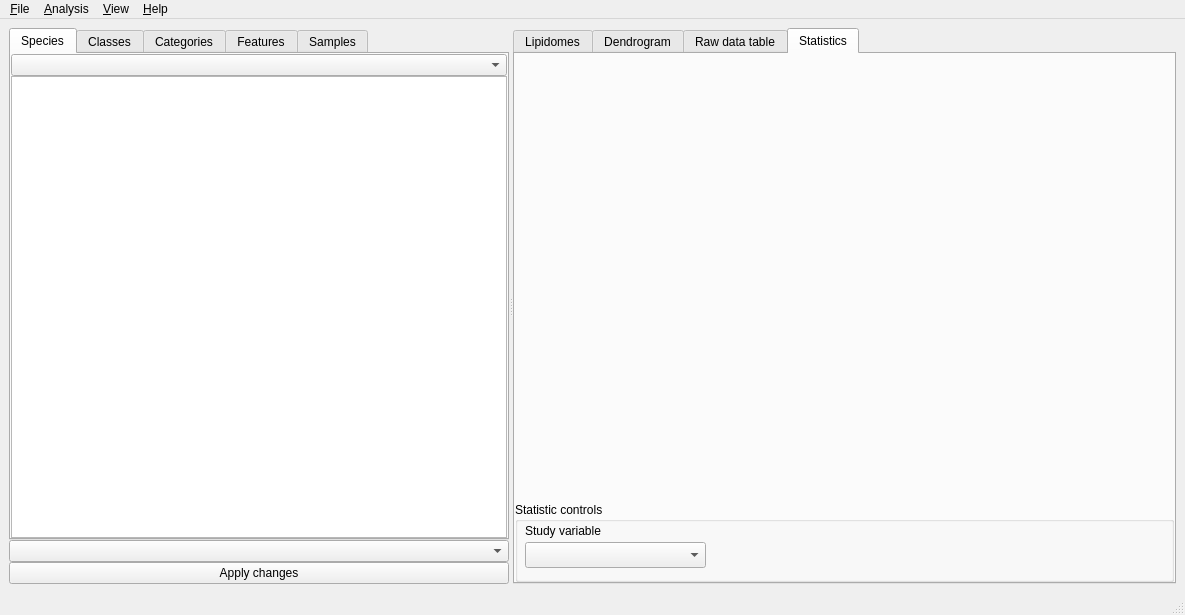
lifs-tools/lipidspace, file ui/lipidspacegui.ui: the form before one commit.
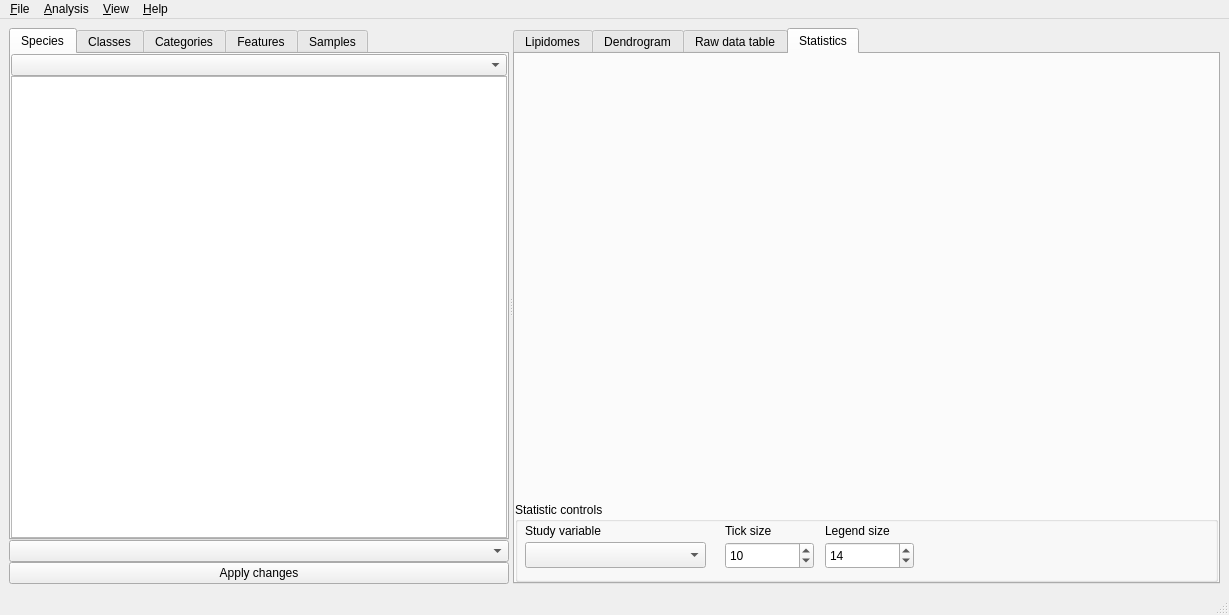
The form after the commit. The open tabs and pages were chosen to show the change. Custom widgets are drawn as their Qt base class.

Commit message: added some GUI controls for font sizes

Diff of the .ui file:
```diff
--- a/ui/lipidspacegui.ui
+++ b/ui/lipidspacegui.ui
@@ -6,7 +6,7 @@
    <rect>
     <x>0</x>
     <y>0</y>
-    <width>1185</width>
+    <width>1229</width>
     <height>615</height>
    </rect>
   </property>
@@ -513,6 +513,76 @@
              <string>Study variable</string>
             </property>
            </widget>
+           <widget class="QSpinBox" name="tickSizeSpinBox">
+            <property name="geometry">
+             <rect>
+              <x>210</x>
+              <y>40</y>
+              <width>89</width>
+              <height>27</height>
+             </rect>
+            </property>
+            <property name="suffix">
+             <string/>
+            </property>
+            <property name="minimum">
+             <number>1</number>
+            </property>
+            <property name="maximum">
+             <number>200</number>
+            </property>
+            <property name="value">
+             <number>10</number>
+            </property>
+           </widget>
+           <widget class="QSpinBox" name="legendSizeSpinBox">
+            <property name="geometry">
+             <rect>
+              <x>310</x>
+              <y>40</y>
+              <width>89</width>
+              <height>27</height>
+             </rect>
+            </property>
+            <property name="suffix">
+             <string/>
+            </property>
+            <property name="minimum">
+             <number>1</number>
+            </property>
+            <property name="maximum">
+             <number>200</number>
+            </property>
+            <property name="value">
+             <number>14</number>
+            </property>
+           </widget>
+           <widget class="QLabel" name="label_2">
+            <property name="geometry">
+             <rect>
+              <x>210</x>
+              <y>20</y>
+              <width>141</width>
+              <height>18</height>
+             </rect>
+            </property>
+            <property name="text">
+             <string>Tick size</string>
+            </property>
+           </widget>
+           <widget class="QLabel" name="label_3">
+            <property name="geometry">
+             <rect>
+              <x>310</x>
+              <y>20</y>
+              <width>141</width>
+              <height>18</height>
+             </rect>
+            </property>
+            <property name="text">
+             <string>Legend size</string>
+            </property>
+           </widget>
           </widget>
          </item>
         </layout>
@@ -527,7 +597,7 @@
     <rect>
      <x>0</x>
      <y>0</y>
-     <width>1185</width>
+     <width>1229</width>
      <height>23</height>
     </rect>
    </property>
```
Left out of the diff: 35 changed lines with no effect on the pictures. The commit also changes 6 other files.
